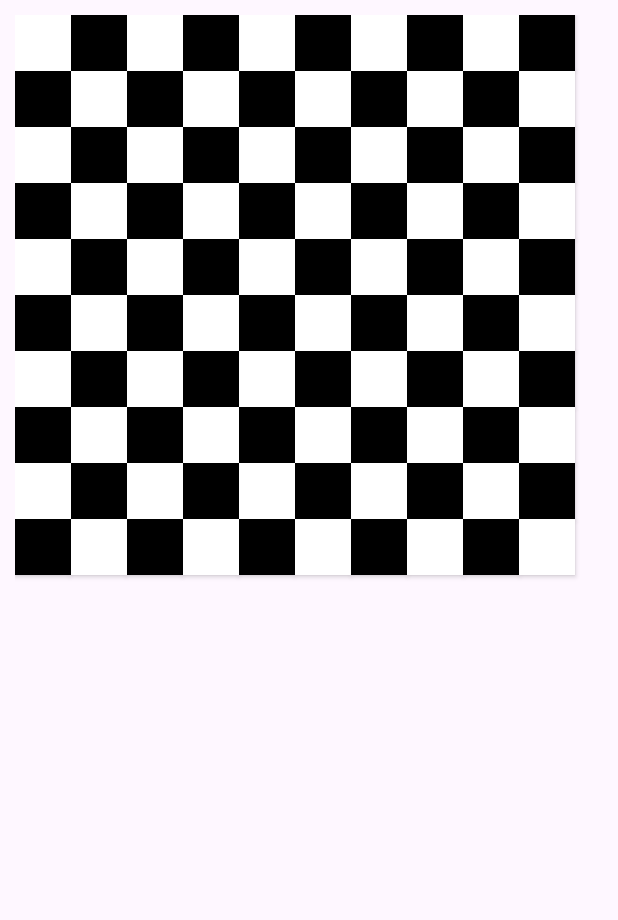
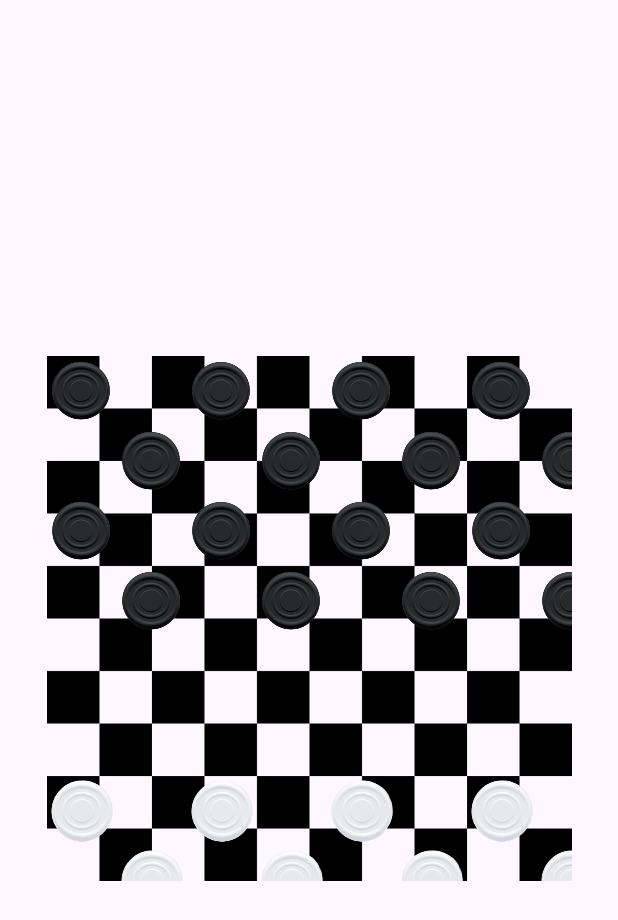
Before and after one commit to Alassane-diaa/jeuDeDame, an Android app: the VsPlayer screen opened directly, with no data from a screen before it, on a phone screen of 412 x 824 dp. Shown: the top 920 px of the screen. Run offline under Robolectric (Android 15) with nearby library versions, the phone set to English and light mode, and no system bars.

Commit message:
Remaking the grid with a background image  - Creating the ImageButtons for the pieces

```diff
--- a/app/src/main/java/fr/minesnancy/diasoumare/jeudedames/VsPlayer.java
+++ b/app/src/main/java/fr/minesnancy/diasoumare/jeudedames/VsPlayer.java
@@ -2,11 +2,14 @@ package fr.minesnancy.diasoumare.jeudedames;
 
 import android.content.res.Resources;
 import android.graphics.Color;
+import android.graphics.drawable.Drawable;
 import android.os.Bundle;
 import android.util.DisplayMetrics;
 import android.view.ViewGroup;
 import android.widget.Button;
 import android.widget.GridLayout;
+import android.widget.ImageButton;
+import android.widget.ImageView;
 
 import androidx.activity.EdgeToEdge;
 import androidx.appcompat.app.AppCompatActivity;
@@ -31,18 +34,22 @@ public class VsPlayer extends AppCompatActivity {
 
     public void createGrid(){
         GridLayout layout = findViewById(R.id.grid);
-        DisplayMetrics displayMetrics = Resources.getSystem().getDisplayMetrics();
-        int width = displayMetrics.widthPixels;
-        int boutonSize = width / 11 ;
-        int height = displayMetrics.heightPixels;
+        int layoutSize = 35 * 20;
+        int screenSize = Resources.getSystem().getDisplayMetrics().widthPixels;
+        int boutonSize = layoutSize / 10;
         for(int i = 1; i <= 10; i++){
             for (int j = 1; j <= 10; j++){
-                Button bouton = new Button(getApplicationContext());
+                ImageButton bouton = new ImageButton(getApplicationContext());
                 if((i+j) % 2 == 0) {
-                    bouton.setBackgroundColor(Color.WHITE);
-                } else{
-                    bouton.setBackgroundColor(Color.BLACK);
+                    if (i <= 4) {
+                        bouton.setImageResource(R.drawable.piece_noire);
+                        bouton.setScaleType(ImageView.ScaleType.CENTER_CROP);
+                    } else if (i >= 7) {
+                        bouton.setImageResource(R.drawable.piece_blanche);
+                        bouton.setScaleType(ImageView.ScaleType.CENTER_CROP);
+                    }
                 }
+                bouton.setBackgroundColor(Color.TRANSPARENT);
                 layout.addView(bouton);
                 ViewGroup.LayoutParams boutonLayoutParams = bouton.getLayoutParams();
                 boutonLayoutParams.width = boutonSize;
--- a/app/src/main/res/layout/activity_vs_player.xml
+++ b/app/src/main/res/layout/activity_vs_player.xml
@@ -9,13 +9,14 @@
 
     <GridLayout
         android:id="@+id/grid"
-        android:layout_width="match_parent"
-        android:layout_height="match_parent"
-        android:layout_margin="10sp"
+        android:layout_width="350dp"
+        android:layout_height="350dp"
+        android:background="@drawable/damier"
+        android:columnCount="10"
         android:rowCount="10"
-        android:columnCount="10">
-
-
-    </GridLayout>
+        app:layout_constraintBottom_toBottomOf="parent"
+        app:layout_constraintEnd_toEndOf="parent"
+        app:layout_constraintStart_toStartOf="parent"
+        app:layout_constraintTop_toTopOf="parent" />
 
 </androidx.constraintlayout.widget.ConstraintLayout>
```
Also changed, not shown: app/src/main/res/drawable/black_dot.png (added), app/src/main/res/drawable/damier.png (added).
